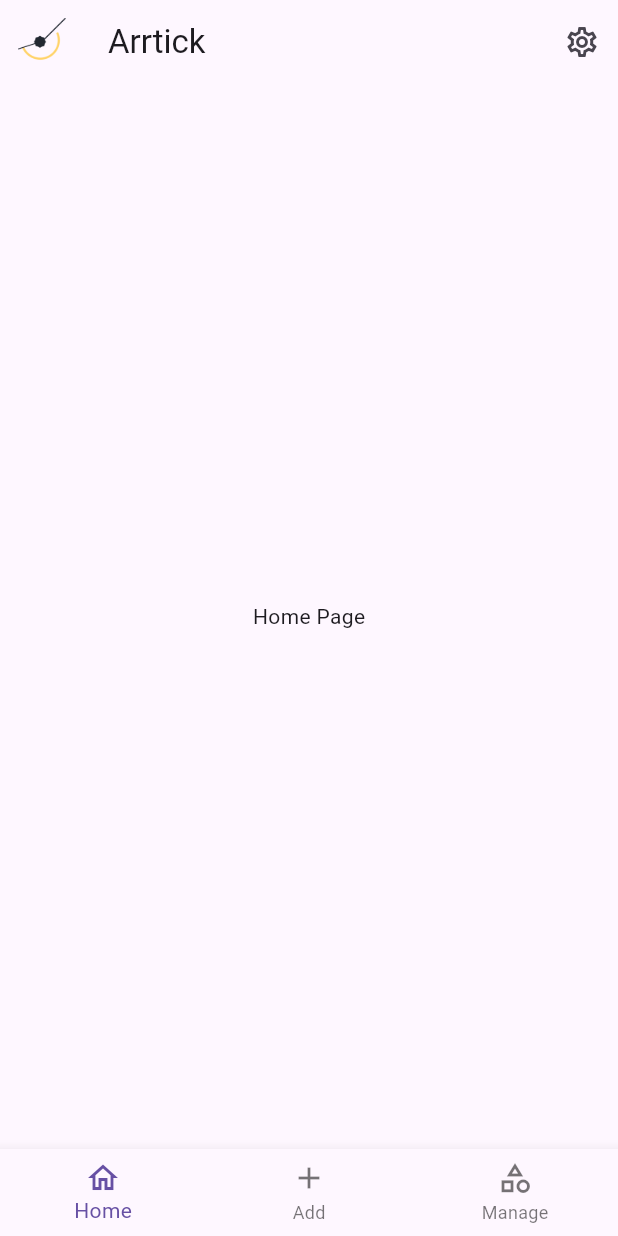
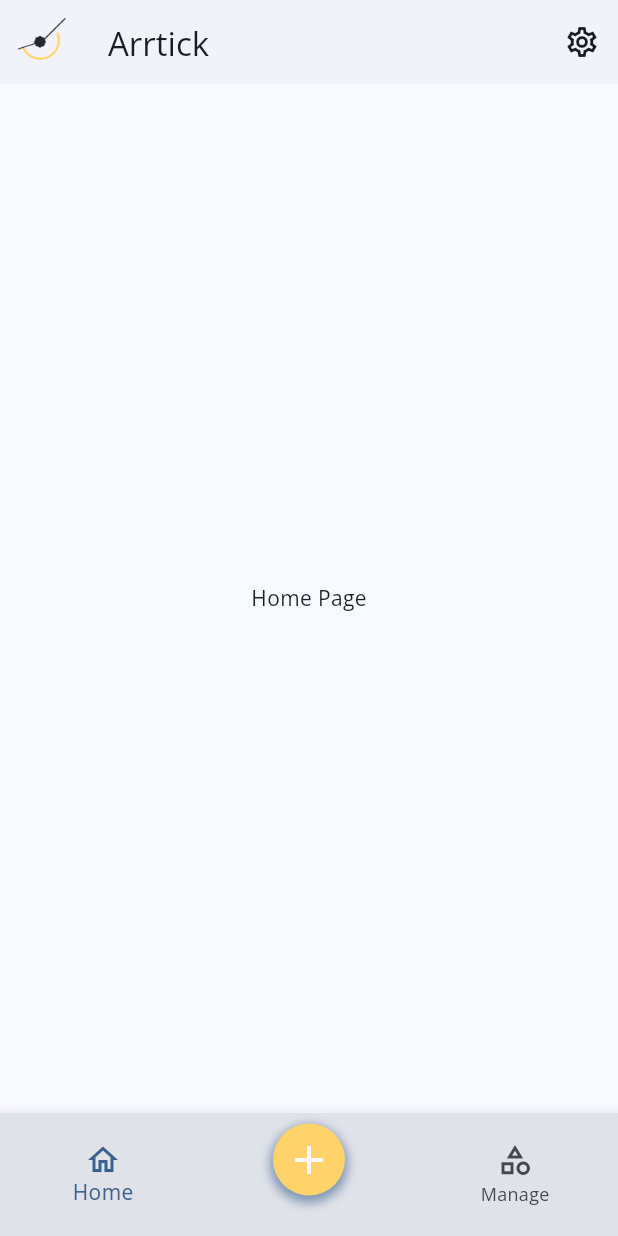
Before and after one commit to faruqonaayo/arrtick_app, a Flutter app: the screen it shows after launch, on a phone screen of 412 x 824 dp. Run offline on Flutter 3.47's test engine with Material 3 defaults, Android fonts, the phone set to English and light mode, and no system bars; our stand-ins replace go_router, google_fonts.

Commit message:
Add theme support with light and dark modes, and implement custom bottom to navigate to the add options page

```diff
--- a/lib/main.dart
+++ b/lib/main.dart
@@ -1,6 +1,7 @@
 import 'package:flutter/material.dart';
 import 'package:go_router/go_router.dart';
 
+import 'package:arrtick_app/theme.dart';
 import 'package:arrtick_app/screens/app_layout.dart';
 
 void main() {
@@ -17,6 +18,12 @@ class ArrtickApp extends StatelessWidget {
 
   @override
   Widget build(BuildContext context) {
-    return MaterialApp.router(title: 'Arrtick App', routerConfig: _router);
+    return MaterialApp.router(
+      title: 'Arrtick App',
+      routerConfig: _router,
+      themeMode: ThemeMode.light,
+      theme: buildThemeData(kColorScheme),
+      darkTheme: buildThemeData(kDarkColorScheme),
+    );
   }
 }
--- a/lib/screens/app_layout.dart
+++ b/lib/screens/app_layout.dart
@@ -1,4 +1,6 @@
 import 'package:flutter/material.dart';
+
+import 'package:arrtick_app/theme.dart';
 
 class AppLayout extends StatefulWidget {
   const AppLayout({super.key});
@@ -42,6 +44,7 @@ class _AppLayoutState extends State<AppLayout> {
       body: _pages[_selectedIndex],
       bottomNavigationBar: BottomNavigationBar(
         items: _buildBottomNavBarItems(),
+        currentIndex: _selectedIndex,
         onTap: (value) {
           setState(() {
             _selectedIndex = value;
@@ -57,14 +60,35 @@ class _AppLayoutState extends State<AppLayout> {
         icon: Icon(Icons.home_outlined),
         label: 'Home',
       ),
-      const BottomNavigationBarItem(
-        icon: Icon(Icons.add_outlined),
-        label: 'Add',
-      ),
+      BottomNavigationBarItem(icon: _buildAddButton(), label: ''),
       const BottomNavigationBarItem(
         icon: Icon(Icons.category_outlined),
         label: 'Manage',
       ),
     ];
   }
+
+  Widget _buildAddButton() {
+    return Container(
+      width: 48,
+      height: 48,
+      decoration: BoxDecoration(
+        color: yellowColor,
+        shape: BoxShape.circle,
+        boxShadow: [
+          BoxShadow(
+            color: Theme.of(context).colorScheme.primary.withValues(alpha: 0.6),
+            spreadRadius: 2,
+            blurRadius: 5,
+            offset: const Offset(0, 3),
+          ),
+        ],
+      ),
+      child: Icon(
+        Icons.add,
+        color: Theme.of(context).colorScheme.surface,
+        size: 32,
+      ),
+    );
+  }
 }
--- /dev/null
+++ b/lib/theme.dart
@@ -0,0 +1,34 @@
+import 'package:flutter/material.dart';
+import 'package:google_fonts/google_fonts.dart';
+
+var kColorScheme = ColorScheme.fromSeed(
+  seedColor: Color.fromRGBO(34, 40, 49, 1.0),
+  brightness: Brightness.light,
+);
+
+var kDarkColorScheme = ColorScheme.fromSeed(
+  seedColor: Color.fromRGBO(34, 40, 49, 1.0),
+  brightness: Brightness.dark,
+);
+
+final yellowColor = Color.fromRGBO(255, 211, 105, 1.0);
+
+ThemeData buildThemeData(ColorScheme cs) {
+  return ThemeData(
+    colorScheme: cs,
+    appBarTheme: AppBarTheme(
+      backgroundColor: cs.surfaceContainerLow,
+      foregroundColor: cs.onSurface,
+    ),
+    scaffoldBackgroundColor: cs.surface,
+    bottomNavigationBarTheme: BottomNavigationBarThemeData(
+      backgroundColor: cs.surfaceContainerHighest,
+      selectedItemColor: cs.primary,
+      unselectedItemColor: cs.onSurfaceVariant,
+    ),
+    textTheme: GoogleFonts.openSansTextTheme().apply(
+      bodyColor: cs.onSurface,
+      displayColor: cs.onSurface,
+    ),
+  );
+}
--- a/pubspec.yaml
+++ b/pubspec.yaml
@@ -35,6 +35,7 @@ dependencies:
   # Use with the CupertinoIcons class for iOS style icons.
   cupertino_icons: ^1.0.8
   go_router: ^17.1.0
+  google_fonts: ^8.0.0
 
 dev_dependencies:
   flutter_test:
```
Also changed, not shown: pubspec.lock.
